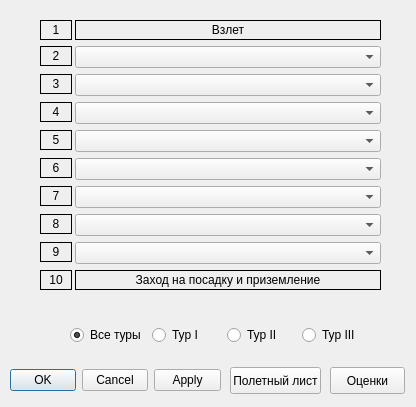
Qt form Flyprog.ui (MasterFly150rus/f4c) before a commit.
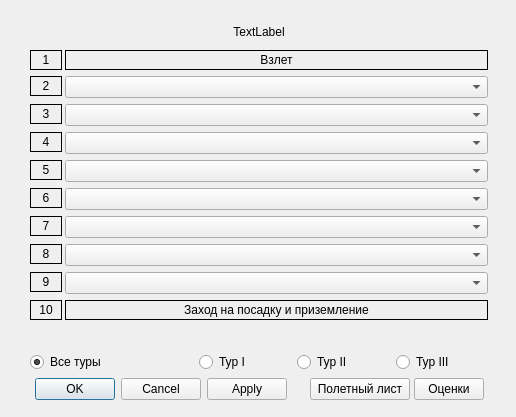
The same form after that commit. Icons and pictures are not drawn.

```diff
--- a/Flyprog.ui
+++ b/Flyprog.ui
@@ -9,20 +9,20 @@
    <rect>
     <x>0</x>
     <y>0</y>
-    <width>416</width>
-    <height>407</height>
+    <width>516</width>
+    <height>417</height>
    </rect>
   </property>
   <property name="minimumSize">
    <size>
-    <width>413</width>
+    <width>416</width>
     <height>407</height>
    </size>
   </property>
   <property name="maximumSize">
    <size>
-    <width>416</width>
-    <height>407</height>
+    <width>600</width>
+    <height>500</height>
    </size>
   </property>
   <property name="windowTitle">
@@ -35,34 +35,39 @@
   <property name="modal">
    <bool>true</bool>
   </property>
-  <widget class="QDialogButtonBox" name="buttonBox">
+  <widget class="QWidget" name="layoutWidget">
    <property name="geometry">
     <rect>
-     <x>10</x>
-     <y>365</y>
-     <width>211</width>
-     <height>31</height>
-    </rect>
-   </property>
-   <property name="orientation">
-    <enum>Qt::Horizontal</enum>
-   </property>
-   <property name="standardButtons">
-    <set>QDialogButtonBox::Apply|QDialogButtonBox::Cancel|QDialogButtonBox::Ok</set>
-   </property>
-   <property name="centerButtons">
-    <bool>true</bool>
-   </property>
-  </widget>
-  <widget class="QWidget" name="formLayoutWidget">
-   <property name="geometry">
-    <rect>
-     <x>40</x>
+     <x>30</x>
      <y>20</y>
-     <width>341</width>
-     <height>288</height>
+     <width>458</width>
+     <height>380</height>
     </rect>
    </property>
+   <layout class="QVBoxLayout" name="verticalLayout">
+    <item>
+     <widget class="QLabel" name="member_label">
+      <property name="minimumSize">
+       <size>
+        <width>0</width>
+        <height>24</height>
+       </size>
+      </property>
+      <property name="maximumSize">
+       <size>
+        <width>16777215</width>
+        <height>24</height>
+       </size>
+      </property>
+      <property name="text">
+       <string>TextLabel</string>
+      </property>
+      <property name="alignment">
+       <set>Qt::AlignCenter</set>
+      </property>
+     </widget>
+    </item>
+    <item>
    <layout class="QFormLayout" name="formLayout">
     <property name="horizontalSpacing">
      <number>3</number>
@@ -392,42 +397,8 @@
      </widget>
     </item>
    </layout>
-  </widget>
-  <widget class="QPushButton" name="pushButton">
-   <property name="geometry">
-    <rect>
-     <x>230</x>
-     <y>367</y>
-     <width>91</width>
-     <height>27</height>
-    </rect>
-   </property>
-   <property name="text">
-    <string>Полетный лист</string>
-   </property>
-  </widget>
-  <widget class="QPushButton" name="pushButton_2">
-   <property name="geometry">
-    <rect>
-     <x>330</x>
-     <y>367</y>
-     <width>75</width>
-     <height>27</height>
-    </rect>
-   </property>
-   <property name="text">
-    <string>Оценки</string>
-   </property>
-  </widget>
-  <widget class="QWidget" name="gridLayoutWidget">
-   <property name="geometry">
-    <rect>
-     <x>70</x>
-     <y>320</y>
-     <width>301</width>
-     <height>31</height>
-    </rect>
-   </property>
+    </item>
+    <item>
    <layout class="QGridLayout" name="gridLayout">
     <item row="0" column="0">
      <widget class="QRadioButton" name="radioButton">
@@ -440,25 +411,129 @@
      </widget>
     </item>
     <item row="0" column="2">
-     <widget class="QRadioButton" name="radioButton_2">
-      <property name="text">
-       <string>Тур II</string>
-      </property>
-     </widget>
-    </item>
-    <item row="0" column="1">
      <widget class="QRadioButton" name="radioButton_1">
       <property name="text">
        <string>Тур I</string>
       </property>
      </widget>
     </item>
-    <item row="0" column="3">
+      <item row="0" column="4">
      <widget class="QRadioButton" name="radioButton_3">
       <property name="text">
        <string>Тур III</string>
       </property>
      </widget>
+      </item>
+      <item row="0" column="3">
+       <widget class="QRadioButton" name="radioButton_2">
+        <property name="text">
+         <string>Тур II</string>
+        </property>
+       </widget>
+      </item>
+      <item row="0" column="1">
+       <spacer name="horizontalSpacer_2">
+        <property name="orientation">
+         <enum>Qt::Horizontal</enum>
+        </property>
+        <property name="sizeType">
+         <enum>QSizePolicy::Fixed</enum>
+        </property>
+        <property name="sizeHint" stdset="0">
+         <size>
+          <width>70</width>
+          <height>20</height>
+         </size>
+        </property>
+       </spacer>
+      </item>
+     </layout>
+    </item>
+    <item>
+     <layout class="QHBoxLayout" name="horizontalLayout">
+      <property name="spacing">
+       <number>3</number>
+      </property>
+      <item>
+       <widget class="QDialogButtonBox" name="buttonBox">
+        <property name="minimumSize">
+         <size>
+          <width>260</width>
+          <height>0</height>
+         </size>
+        </property>
+        <property name="maximumSize">
+         <size>
+          <width>260</width>
+          <height>16777215</height>
+         </size>
+        </property>
+        <property name="orientation">
+         <enum>Qt::Horizontal</enum>
+        </property>
+        <property name="standardButtons">
+         <set>QDialogButtonBox::Apply|QDialogButtonBox::Cancel|QDialogButtonBox::Ok</set>
+        </property>
+        <property name="centerButtons">
+         <bool>true</bool>
+        </property>
+       </widget>
+      </item>
+      <item>
+       <spacer name="horizontalSpacer">
+        <property name="orientation">
+         <enum>Qt::Horizontal</enum>
+        </property>
+        <property name="sizeType">
+         <enum>QSizePolicy::Fixed</enum>
+        </property>
+        <property name="sizeHint" stdset="0">
+         <size>
+          <width>15</width>
+          <height>20</height>
+         </size>
+        </property>
+       </spacer>
+      </item>
+      <item>
+       <widget class="QPushButton" name="pushButton">
+        <property name="minimumSize">
+         <size>
+          <width>100</width>
+          <height>0</height>
+         </size>
+        </property>
+        <property name="maximumSize">
+         <size>
+          <width>100</width>
+          <height>16777215</height>
+         </size>
+        </property>
+        <property name="text">
+         <string>Полетный лист</string>
+        </property>
+       </widget>
+      </item>
+      <item>
+       <widget class="QPushButton" name="pushButton_2">
+        <property name="minimumSize">
+         <size>
+          <width>70</width>
+          <height>0</height>
+         </size>
+        </property>
+        <property name="maximumSize">
+         <size>
+          <width>70</width>
+          <height>16777215</height>
+         </size>
+        </property>
+        <property name="text">
+         <string>Оценки</string>
+        </property>
+       </widget>
+      </item>
+     </layout>
     </item>
    </layout>
   </widget>
```
Lines whose indentation alone changed are shown as unchanged.
